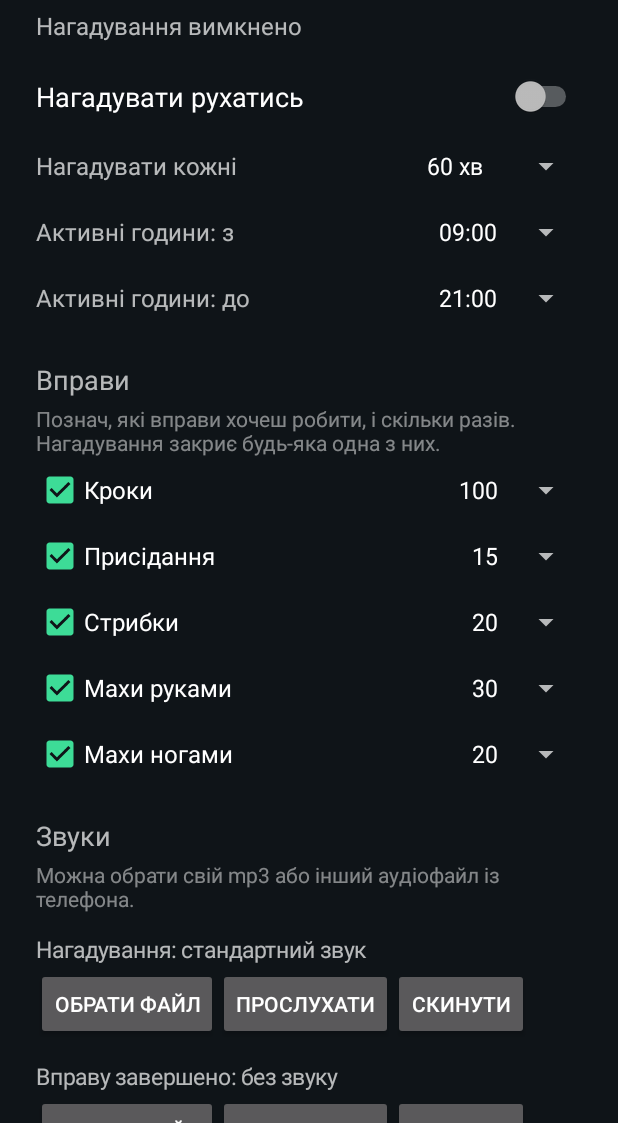
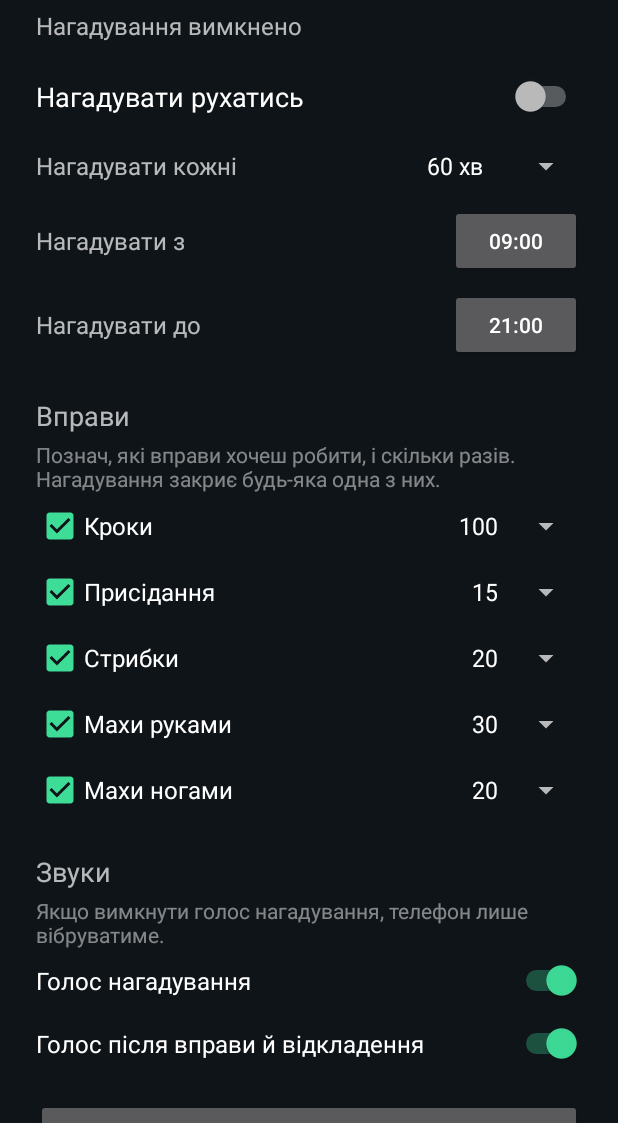
Before and after one commit to ddimacherkasov-hub/go_move, an Android app: the screen it shows after launch (MainActivity), on a phone screen of 412 x 824 dp, the part 113-1236 px from its top. Run offline under Robolectric (Android 15) with nearby library versions, the phone set to English and light mode, and no system bars.

Commit message:
Голосові фрази діда, вимкнення звуку, активні години з хвилинами
Co-Authored-By: Claude Fable 5.2 <noreply@anthropic.com>
Claude-Session: https://claude.ai/code/session_01YJDwpo6rWbfqGtPuHYMmGY

```diff
--- a/app/src/main/AndroidManifest.xml
+++ b/app/src/main/AndroidManifest.xml
@@ -35,12 +35,6 @@
             android:screenOrientation="portrait"
             android:configChanges="orientation|screenSize|keyboardHidden" />
 
-        <provider
-            android:name=".SoundProvider"
-            android:authorities="ua.ruhaysia.app.sounds"
-            android:exported="true"
-            android:grantUriPermissions="true" />
-
         <receiver
             android:name=".AlarmReceiver"
             android:exported="true">
--- a/app/src/main/java/ua/ruhaysia/app/ChallengeActivity.kt
+++ b/app/src/main/java/ua/ruhaysia/app/ChallengeActivity.kt
@@ -326,7 +326,7 @@ class ChallengeActivity : Activity(), SensorEventListener {
         Reminder.hideNotification(this)
         if (store.enabled) Reminder.scheduleNext(this)
 
-        Sounds.play(this, Sounds.DONE)
+        Sounds.playDone(this)
         title.text = "Молодець!"
         hint.text = "Розминку зараховано. Таймер запущено знову."
         snooze.visibility = View.GONE
@@ -386,7 +386,7 @@ class ChallengeActivity : Activity(), SensorEventListener {
             setPadding(0, dp(20), 0, 0)
         }
         snooze = Button(this).apply {
-            text = "Відкласти на 10 хв (один раз)"
+            text = "Відкласти на 10 хв"
             visibility = if (store.pending && !store.snoozeUsed) View.VISIBLE else View.GONE
             layoutParams = LinearLayout.LayoutParams(
                 LinearLayout.LayoutParams.MATCH_PARENT,
@@ -394,6 +394,7 @@ class ChallengeActivity : Activity(), SensorEventListener {
             ).apply { topMargin = dp(28) }
             setOnClickListener {
                 store.snoozeUsed = true
+                Sounds.playSnooze(this@ChallengeActivity)
                 Reminder.hideNotification(this@ChallengeActivity)
                 Reminder.scheduleNag(this@ChallengeActivity, 10)
                 finish()
--- a/app/src/main/java/ua/ruhaysia/app/MainActivity.kt
+++ b/app/src/main/java/ua/ruhaysia/app/MainActivity.kt
@@ -3,12 +3,14 @@ package ua.ruhaysia.app
 import android.Manifest
 import android.app.Activity
 import android.app.NotificationManager
+import android.app.TimePickerDialog
 import android.content.Intent
 import android.content.pm.PackageManager
 import android.net.Uri
 import android.os.Build
 import android.os.Bundle
 import android.provider.Settings
+import android.view.Gravity
 import android.view.View
 import android.widget.AdapterView
 import android.widget.ArrayAdapter
@@ -25,9 +27,6 @@ import java.util.Calendar
 import java.util.Date
 import java.util.Locale
 
-private const val PICK_REMIND = 10
-private const val PICK_DONE = 11
-
 /** Settings, status and statistics. */
 class MainActivity : Activity() {
     private lateinit var store: Store
@@ -36,7 +35,6 @@ class MainActivity : Activity() {
     private lateinit var toggle: Switch
     private lateinit var fixNotifications: Button
     private lateinit var fixFullScreen: Button
-    private val soundLabels = HashMap<String, () -> Unit>()
 
     override fun onCreate(savedInstanceState: Bundle?) {
         super.onCreate(savedInstanceState)
@@ -153,69 +151,42 @@ class MainActivity : Activity() {
         parent.addView(row)
     }
 
-    private fun soundRow(parent: LinearLayout, kind: String, title: String, none: String, code: Int) {
-        val name = TextView(this).apply {
-            textSize = 15f
-            setPadding(0, dp(14), 0, dp(2))
+    private fun timeRow(parent: LinearLayout, title: String, get: () -> Int, set: (Int) -> Unit) {
+        val row = LinearLayout(this).apply {
+            orientation = LinearLayout.HORIZONTAL
+            gravity = Gravity.CENTER_VERTICAL
+            setPadding(0, dp(4), 0, dp(4))
         }
-        fun show() {
-            name.text = title + ": " + (if (Sounds.has(this, kind)) store.soundName(kind) ?: "свій звук" else none)
+        row.addView(
+            TextView(this).apply {
+                text = title
+                textSize = 16f
+            },
+            LinearLayout.LayoutParams(0, LinearLayout.LayoutParams.WRAP_CONTENT, 1f)
+        )
+        val fmt = { m: Int -> String.format(Locale.US, "%02d:%02d", m / 60, m % 60) }
+        val button = Button(this)
+        button.text = fmt(get())
+        button.setOnClickListener {
+            val now = get()
+            TimePickerDialog(this, { _, h, min ->
+                set(h * 60 + min)
+                button.text = fmt(get())
+                onSettingChanged()
+            }, now / 60, now % 60, true).show()
         }
-        show()
-        soundLabels[kind] = { show() }
-        parent.addView(name)
-        val row = LinearLayout(this).apply { orientation = LinearLayout.HORIZONTAL }
-        row.addView(Button(this).apply {
-            text = "Обрати файл"
-            setOnClickListener {
-                try {
-                    startActivityForResult(
-                        Intent(Intent.ACTION_GET_CONTENT)
-                            .setType("audio/*")
-                            .addCategory(Intent.CATEGORY_OPENABLE),
-                        code
-                    )
-                } catch (e: Exception) {
-                    Toast.makeText(this@MainActivity, "Не знайшов програму для вибору файлів", Toast.LENGTH_SHORT).show()
-                }
-            }
-        })
-        row.addView(Button(this).apply {
-            text = "Прослухати"
-            setOnClickListener { Sounds.play(this@MainActivity, kind) }
-        })
-        row.addView(Button(this).apply {
-            text = "Скинути"
-            setOnClickListener {
-                Sounds.stop()
-                Sounds.clear(this@MainActivity, kind)
-                store.setSoundName(kind, null)
-                store.soundVersion = store.soundVersion + 1
-                show()
-            }
-        })
+        row.addView(button)
         parent.addView(row)
     }
 
-    override fun onActivityResult(requestCode: Int, resultCode: Int, data: Intent?) {
-        super.onActivityResult(requestCode, resultCode, data)
-        val kind = when (requestCode) {
-            PICK_REMIND -> Sounds.REMIND
-            PICK_DONE -> Sounds.DONE
-            else -> return
-        }
-        val uri = data?.data
-        if (resultCode != RESULT_OK || uri == null) return
-        val name = Sounds.import(this, kind, uri)
-        if (name == null) {
-            Toast.makeText(this, "Не вдалося прочитати файл", Toast.LENGTH_SHORT).show()
-            store.setSoundName(kind, null)
-        } else {
-            store.setSoundName(kind, name)
-            Sounds.play(this, kind)
-        }
-        store.soundVersion = store.soundVersion + 1
-        soundLabels[kind]?.invoke()
+    private fun switchRow(parent: LinearLayout, title: String, on: Boolean, set: (Boolean) -> Unit) {
+        parent.addView(Switch(this).apply {
+            text = title
+            textSize = 16f
+            setPadding(0, dp(10), 0, dp(10))
+            isChecked = on
+            setOnCheckedChangeListener { _, v -> set(v) }
+        })
     }
 
     private fun exerciseRow(parent: LinearLayout, ex: Ex) {
@@ -284,16 +255,10 @@ class MainActivity : Activity() {
         }
         root.addView(toggle)
 
-        val hours = (0..23).toList()
-        val hourText = { h: Int -> String.format(Locale.US, "%02d:00", h) }
         picker(root, "Нагадувати кожні", listOf(30, 45, 60, 90, 120),
             { "$it хв" }, store.intervalMin) { store.intervalMin = it }
-        picker(root, "Активні години: з", hours, hourText, store.startHour) {
-            store.startHour = it
-        }
-        picker(root, "Активні години: до", hours, hourText, store.endHour) {
-            store.endHour = it
-        }
+        timeRow(root, "Нагадувати з", { store.startMinutes }) { store.startMinutes = it }
+        timeRow(root, "Нагадувати до", { store.endMinutes }) { store.endMinutes = it }
 
         root.addView(label("Вправи", 18f, 20))
         root.addView(label("Познач, які вправи хочеш робити, і скільки разів. " +
@@ -301,10 +266,10 @@ class MainActivity : Activity() {
         for (ex in Ex.values()) exerciseRow(root, ex)
 
         root.addView(label("Звуки", 18f, 20))
-        root.addView(label("Можна обрати свій mp3 або інший аудіофайл із телефона.", 14f, 4)
+        root.addView(label("Якщо вимкнути голос нагадування, телефон лише вібруватиме.", 14f, 4)
             .apply { alpha = 0.7f })
-        soundRow(root, Sounds.REMIND, "Нагадування", "стандартний звук", PICK_REMIND)
-        soundRow(root, Sounds.DONE, "Вправу завершено", "без звуку", PICK_DONE)
+        switchRow(root, "Голос нагадування", store.remindSound) { store.remindSound = it }
+        switchRow(root, "Голос після вправи й відкладення", store.appSound) { store.appSound = it }
 
         root.addView(Button(this).apply {
             text = "Розім'ятись зараз"
--- a/app/src/main/java/ua/ruhaysia/app/Store.kt
+++ b/app/src/main/java/ua/ruhaysia/app/Store.kt
@@ -17,13 +17,28 @@ class Store(ctx: Context) {
         get() = sp.getInt("intervalMin", 60)
         set(v) = sp.edit().putInt("intervalMin", v).apply()
 
-    var startHour: Int
-        get() = sp.getInt("startHour", 9)
-        set(v) = sp.edit().putInt("startHour", v).apply()
+    /** Active hours as minutes from midnight, e.g. 8:30 is 510. */
+    var startMinutes: Int
+        get() = sp.getInt("startMinutes", sp.getInt("startHour", 9) * 60)
+        set(v) = sp.edit().putInt("startMinutes", v).apply()
 
-    var endHour: Int
-        get() = sp.getInt("endHour", 21)
-        set(v) = sp.edit().putInt("endHour", v).apply()
+    var endMinutes: Int
+        get() = sp.getInt("endMinutes", sp.getInt("endHour", 21) * 60)
+        set(v) = sp.edit().putInt("endMinutes", v).apply()
+
+    /** Voice phrase with the reminder; when off, the phone only vibrates. */
+    var remindSound: Boolean
+        get() = sp.getBoolean("remindSound", true)
+        set(v) = sp.edit().putBoolean("remindSound", v).apply()
+
+    /** Voice phrase after a finished warm-up and after snoozing. */
+    var appSound: Boolean
+        get() = sp.getBoolean("appSound", true)
+        set(v) = sp.edit().putBoolean("appSound", v).apply()
+
+    fun lastSound(kind: String): Int = sp.getInt("lastSound_$kind", -1)
+
+    fun setLastSound(kind: String, i: Int) = sp.edit().putInt("lastSound_$kind", i).apply()
 
     fun goal(ex: Ex): Int = sp.getInt(ex.key + "Goal", ex.defaultGoal)
 
@@ -50,16 +65,6 @@ class Store(ctx: Context) {
         get() = sp.getLong("nextAt", 0L)
         set(v) = sp.edit().putLong("nextAt", v).apply()
 
-    /** Grows on every sound change: a notification channel cannot change its sound. */
-    var soundVersion: Int
-        get() = sp.getInt("soundVersion", 0)
-        set(v) = sp.edit().putInt("soundVersion", v).apply()
-
-    fun soundName(kind: String): String? = sp.getString("soundName_$kind", null)
-
-    fun setSoundName(kind: String, name: String?) =
-        sp.edit().putString("soundName_$kind", name).apply()
-
     fun doneOn(day: Date): Int = sp.getInt("done_" + KEY.format(day), 0)
 
     fun addDoneToday() {
```
Also changed, not shown: app/src/main/java/ua/ruhaysia/app/Reminder.kt (+56 -39 lines), app/src/main/java/ua/ruhaysia/app/Sounds.kt (+30 -78 lines), 12 other files.
